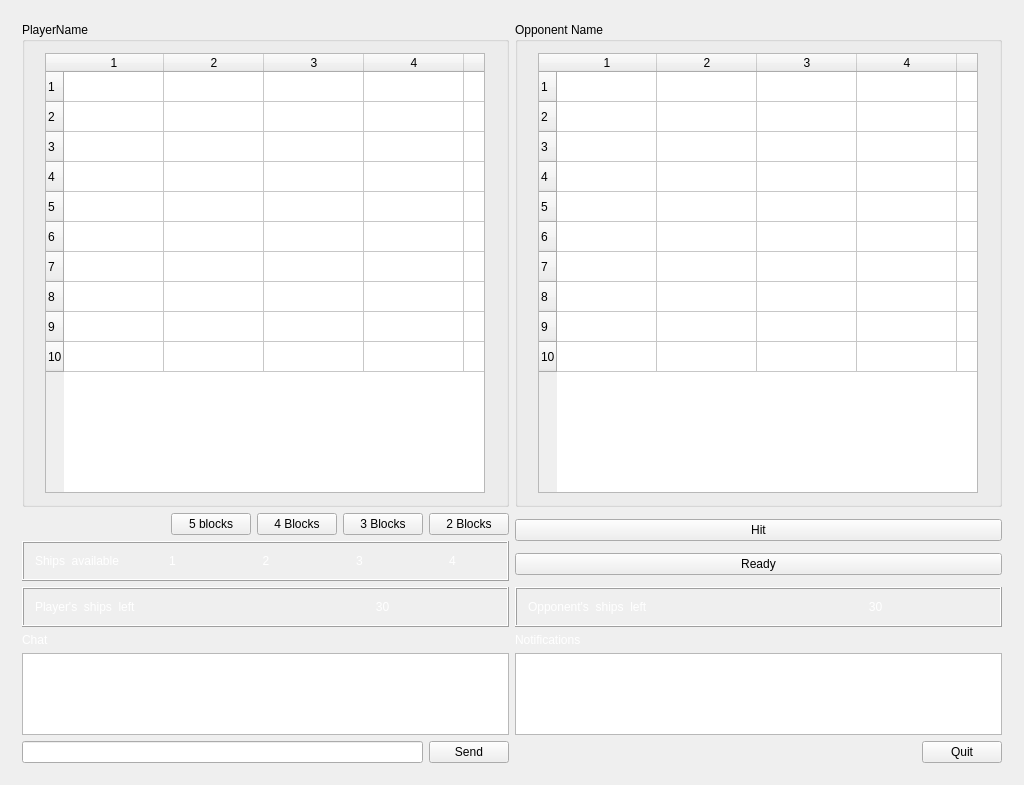
Before: the Qt Designer form src/CBattleshipp/mainwindow.ui in MATF-RS19/RS022-cbattleshipp, drawn with Qt 5.
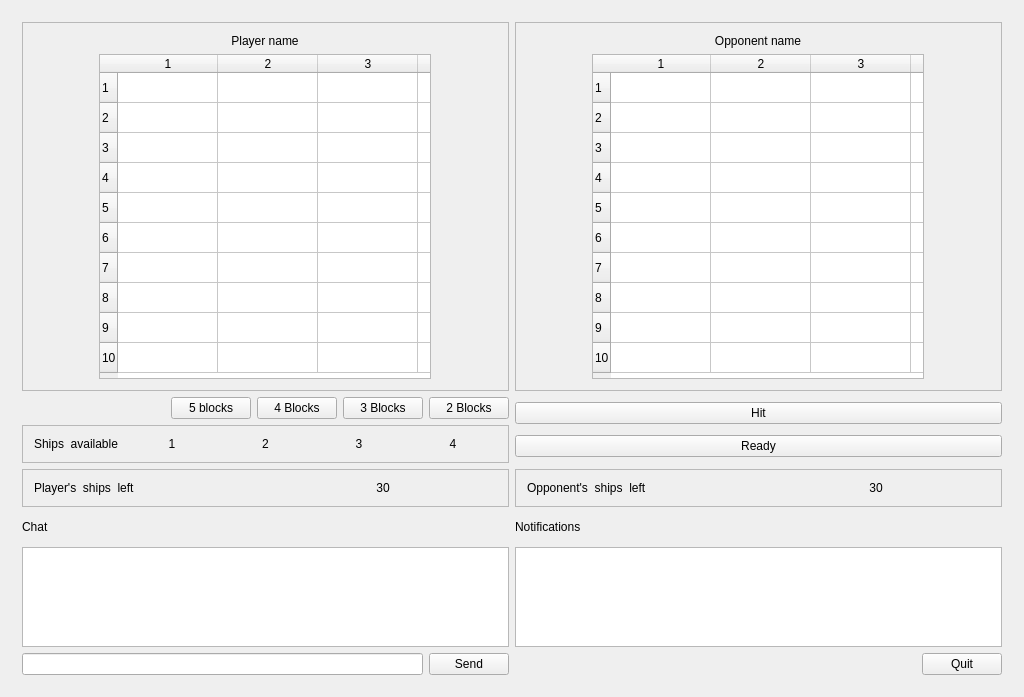
After: the same form once the commit is applied. The open tabs and pages were chosen to show the change.

What changed in the file:
```diff
--- a/src/CBattleshipp/mainwindow.ui
+++ b/src/CBattleshipp/mainwindow.ui
@@ -7,22 +7,34 @@
     <x>0</x>
     <y>0</y>
     <width>1024</width>
-    <height>785</height>
+    <height>697</height>
    </rect>
   </property>
-  <property name="minimumSize">
-   <size>
-    <width>1024</width>
-    <height>0</height>
-   </size>
+  <property name="sizePolicy">
+   <sizepolicy hsizetype="Minimum" vsizetype="Minimum">
+    <horstretch>0</horstretch>
+    <verstretch>0</verstretch>
+   </sizepolicy>
   </property>
   <property name="windowTitle">
    <string>cbattleshipp</string>
   </property>
   <widget class="QWidget" name="centralWidget">
-   <layout class="QGridLayout" name="gridLayout_8">
+   <property name="sizePolicy">
+    <sizepolicy hsizetype="Minimum" vsizetype="Minimum">
+     <horstretch>0</horstretch>
+     <verstretch>0</verstretch>
+    </sizepolicy>
+   </property>
+   <layout class="QGridLayout" name="gridLayout_4">
     <item row="0" column="0">
      <widget class="QStackedWidget" name="displayManager">
+      <property name="sizePolicy">
+       <sizepolicy hsizetype="Minimum" vsizetype="Minimum">
+        <horstretch>0</horstretch>
+        <verstretch>0</verstretch>
+       </sizepolicy>
+      </property>
       <widget class="QWidget" name="welcomeScreen">
        <layout class="QVBoxLayout" name="verticalLayout_2">
         <item>
@@ -40,8 +52,7 @@
              </font>
             </property>
             <property name="styleSheet">
-             <string notr="true">color: rgb(255, 255, 255);
-</string>
+             <string notr="true"/>
             </property>
             <property name="text">
              <string>Server IP</string>
@@ -96,7 +107,7 @@
            </font>
           </property>
           <property name="styleSheet">
-           <string notr="true">color: rgb(255, 255, 255);</string>
+           <string notr="true"/>
           </property>
           <property name="text">
            <string>cbattleshipp</string>
@@ -148,7 +159,7 @@
                  </font>
                 </property>
                 <property name="styleSheet">
-                 <string notr="true">color:rgb(255, 255, 255)</string>
+                 <string notr="true"/>
                 </property>
                 <property name="text">
                  <string>Player name</string>
@@ -240,61 +251,30 @@
           </item>
          </layout>
         </item>
-        <item row="5" column="0">
-         <widget class="QLabel" name="laChat">
-          <property name="styleSheet">
-           <string notr="true">color: rgb(255, 255, 255);</string>
-          </property>
-          <property name="text">
-           <string>Chat</string>
-          </property>
-         </widget>
-        </item>
-        <item row="6" column="0">
-         <widget class="QTextEdit" name="teChat">
-          <property name="readOnly">
-           <bool>true</bool>
-          </property>
-         </widget>
-        </item>
-        <item row="7" column="1">
-         <layout class="QHBoxLayout" name="horizontalLayout_5">
-          <item>
-           <spacer name="horizontalSpacer_8">
-            <property name="orientation">
-             <enum>Qt::Horizontal</enum>
-            </property>
-            <property name="sizeHint" stdset="0">
-             <size>
-              <width>40</width>
-              <height>20</height>
-             </size>
-            </property>
-           </spacer>
-          </item>
-          <item>
-           <widget class="QPushButton" name="quitButton">
-            <property name="text">
-             <string>Quit</string>
-            </property>
-           </widget>
-          </item>
-         </layout>
-        </item>
         <item row="5" column="1">
          <widget class="QLabel" name="laNotifications">
           <property name="styleSheet">
-           <string notr="true">color: rgb(255, 255, 255);</string>
+           <string notr="true"/>
           </property>
           <property name="text">
            <string>Notifications</string>
           </property>
          </widget>
         </item>
+        <item row="5" column="0">
+         <widget class="QLabel" name="laChat">
+          <property name="styleSheet">
+           <string notr="true"/>
+          </property>
+          <property name="text">
+           <string>Chat</string>
+          </property>
+         </widget>
+        </item>
         <item row="4" column="1">
          <widget class="QFrame" name="frame">
           <property name="frameShape">
-           <enum>QFrame::Box</enum>
+           <enum>QFrame::StyledPanel</enum>
           </property>
           <property name="frameShadow">
            <enum>QFrame::Raised</enum>
@@ -305,7 +285,7 @@
              <item row="1" column="0">
               <widget class="QLabel" name="laOpponentShips">
                <property name="styleSheet">
-                <string notr="true">color: rgb(255, 255, 255);</string>
+                <string notr="true"/>
                </property>
                <property name="text">
                 <string>Opponent's  ships  left</string>
@@ -315,7 +295,7 @@
              <item row="1" column="1">
               <widget class="QLabel" name="laOpponentShipsLeft">
                <property name="styleSheet">
-                <string notr="true">color: rgb(255, 255, 255);</string>
+                <string notr="true"/>
                </property>
                <property name="text">
                 <string>30</string>
@@ -333,7 +313,7 @@
         <item row="4" column="0">
          <widget class="QFrame" name="frame_2">
           <property name="frameShape">
-           <enum>QFrame::Box</enum>
+           <enum>QFrame::StyledPanel</enum>
           </property>
           <property name="frameShadow">
            <enum>QFrame::Raised</enum>
@@ -342,7 +322,7 @@
            <item>
             <widget class="QLabel" name="laPlayersShips">
              <property name="styleSheet">
-              <string notr="true">color: rgb(255, 255, 255);</string>
+              <string notr="true"/>
              </property>
              <property name="text">
               <string>Player's  ships  left</string>
@@ -352,7 +332,7 @@
            <item>
             <widget class="QLabel" name="laPlayerShipsLeft">
              <property name="styleSheet">
-              <string notr="true">color: rgb(255, 255, 255);</string>
+              <string notr="true"/>
              </property>
              <property name="text">
               <string>30</string>
@@ -365,6 +345,25 @@
           </layout>
          </widget>
         </item>
+        <item row="6" column="0">
+         <widget class="QTextEdit" name="teChat">
+          <property name="sizePolicy">
+           <sizepolicy hsizetype="Expanding" vsizetype="Minimum">
+            <horstretch>0</horstretch>
+            <verstretch>0</verstretch>
+           </sizepolicy>
+          </property>
+          <property name="maximumSize">
+           <size>
+            <width>16777215</width>
+            <height>100</height>
+           </size>
+          </property>
+          <property name="readOnly">
+           <bool>true</bool>
+          </property>
+         </widget>
+        </item>
         <item row="7" column="0">
          <layout class="QHBoxLayout" name="horizontalLayout_3">
           <item>
@@ -379,16 +378,46 @@
           </item>
          </layout>
         </item>
+        <item row="7" column="1">
+         <layout class="QHBoxLayout" name="horizontalLayout_5">
+          <item>
+           <spacer name="horizontalSpacer_8">
+            <property name="orientation">
+             <enum>Qt::Horizontal</enum>
+            </property>
+            <property name="sizeHint" stdset="0">
+             <size>
+              <width>40</width>
+              <height>20</height>
+             </size>
+            </property>
+           </spacer>
+          </item>
+          <item>
+           <widget class="QPushButton" name="quitButton">
+            <property name="text">
+             <string>Quit</string>
+            </property>
+           </widget>
+          </item>
+         </layout>
+        </item>
         <item row="6" column="1">
          <layout class="QVBoxLayout" name="verticalLayout_4">
           <item>
            <widget class="QTextEdit" name="teNotifications">
             <property name="sizePolicy">
-             <sizepolicy hsizetype="Expanding" vsizetype="Expanding">
+             <sizepolicy hsizetype="Expanding" vsizetype="Minimum">
               <horstretch>0</horstretch>
               <verstretch>0</verstretch>
              </sizepolicy>
             </property>
+            <property name="maximumSize">
+             <size>
+              <width>16777215</width>
+              <height>100</height>
+             </size>
+            </property>
             <property name="undoRedoEnabled">
              <bool>false</bool>
             </property>
@@ -402,311 +431,12 @@
           </item>
          </layout>
         </item>
-        <item row="0" column="0" colspan="2">
-         <layout class="QHBoxLayout" name="horizontalLayout_4">
-          <item>
-           <widget class="QGroupBox" name="playerBox">
-            <property name="title">
-             <string>PlayerName</string>
-            </property>
-            <layout class="QGridLayout" name="gridLayout_5">
-             <item row="0" column="0">
-              <widget class="QTableWidget" name="playerShips">
-               <property name="minimumSize">
-                <size>
-                 <width>440</width>
-                 <height>440</height>
-                </size>
-               </property>
-               <property name="maximumSize">
-                <size>
-                 <width>440</width>
-                 <height>440</height>
-                </size>
-               </property>
-               <property name="frameShape">
-                <enum>QFrame::StyledPanel</enum>
-               </property>
-               <property name="verticalScrollBarPolicy">
-                <enum>Qt::ScrollBarAlwaysOff</enum>
-               </property>
-               <property name="horizontalScrollBarPolicy">
-                <enum>Qt::ScrollBarAlwaysOff</enum>
-               </property>
-               <property name="sizeAdjustPolicy">
-                <enum>QAbstractScrollArea::AdjustToContents</enum>
-               </property>
-               <property name="autoScroll">
-                <bool>false</bool>
-               </property>
-               <property name="editTriggers">
-                <set>QAbstractItemView::NoEditTriggers</set>
-               </property>
-               <property name="selectionMode">
-                <enum>QAbstractItemView::NoSelection</enum>
-               </property>
-               <property name="textElideMode">
-                <enum>Qt::ElideLeft</enum>
-               </property>
-               <row>
-                <property name="text">
-                 <string>1</string>
-                </property>
-               </row>
-               <row>
-                <property name="text">
-                 <string>2</string>
-                </property>
-               </row>
-               <row>
-                <property name="text">
-                 <string>3</string>
-                </property>
-               </row>
-               <row>
-                <property name="text">
-                 <string>4</string>
-                </property>
-               </row>
-               <row>
-                <property name="text">
-                 <string>5</string>
-                </property>
-               </row>
-               <row>
-                <property name="text">
-                 <string>6</string>
-                </property>
-               </row>
-               <row>
-                <property name="text">
-                 <string>7</string>
-                </property>
-               </row>
-               <row>
-                <property name="text">
-                 <string>8</string>
-                </property>
-               </row>
-               <row>
-                <property name="text">
-                 <string>9</string>
-                </property>
-               </row>
-               <row>
-                <property name="text">
-                 <string>10</string>
-                </property>
-               </row>
-               <column>
-                <property name="text">
-                 <string>1</string>
-                </property>
-               </column>
-               <column>
-                <property name="text">
-                 <string>2</string>
-                </property>
-               </column>
-               <column>
-                <property name="text">
-                 <string>3</string>
-                </property>
-               </column>
-               <column>
-                <property name="text">
-                 <string>4</string>
-                </property>
-               </column>
-               <column>
-                <property name="text">
-                 <string>5</string>
-                </property>
-               </column>
-               <column>
-                <property name="text">
-                 <string>6</string>
-                </property>
-               </column>
-               <column>
-                <property name="text">
-                 <string>7</string>
-                </property>
-               </column>
-               <column>
-                <property name="text">
-                 <string>8</string>
-                </property>
-               </column>
-               <column>
-                <property name="text">
-                 <string>9</string>
-                </property>
-               </column>
-               <column>
-                <property name="text">
-                 <string>10</string>
-                </property>
-               </column>
-              </widget>
-             </item>
-            </layout>
-           </widget>
-          </item>
-          <item>
-           <widget class="QGroupBox" name="opponentBox">
-            <property name="title">
-             <string>Opponent Name</string>
-            </property>
-            <layout class="QGridLayout" name="gridLayout_4">
-             <item row="0" column="0">
-              <widget class="QTableWidget" name="opponentShips">
-               <property name="minimumSize">
-                <size>
-                 <width>440</width>
-                 <height>440</height>
-                </size>
-               </property>
-               <property name="maximumSize">
-                <size>
-                 <width>440</width>
-                 <height>440</height>
-                </size>
-               </property>
-               <property name="verticalScrollBarPolicy">
-                <enum>Qt::ScrollBarAlwaysOff</enum>
-               </property>
-               <property name="horizontalScrollBarPolicy">
-                <enum>Qt::ScrollBarAlwaysOff</enum>
-               </property>
-               <property name="sizeAdjustPolicy">
-                <enum>QAbstractScrollArea::AdjustToContents</enum>
-               </property>
-               <property name="autoScroll">
-                <bool>false</bool>
-               </property>
-               <property name="editTriggers">
-                <set>QAbstractItemView::NoEditTriggers</set>
-               </property>
-               <property name="selectionMode">
-                <enum>QAbstractItemView::NoSelection</enum>
-               </property>
-               <property name="textElideMode">
-                <enum>Qt::ElideLeft</enum>
-               </property>
-               <row>
-                <property name="text">
-                 <string>1</string>
-                </property>
-               </row>
-               <row>
-                <property name="text">
-                 <string>2</string>
-                </property>
-               </row>
-               <row>
-                <property name="text">
-                 <string>3</string>
-                </property>
-               </row>
-               <row>
-                <property name="text">
-                 <string>4</string>
-                </property>
-               </row>
-               <row>
-                <property name="text">
-                 <string>5</string>
-                </property>
-               </row>
-               <row>
-                <property name="text">
-                 <string>6</string>
-                </property>
-               </row>
-               <row>
-                <property name="text">
-                 <string>7</string>
-                </property>
-               </row>
-               <row>
-                <property name="text">
-                 <string>8</string>
-                </property>
-               </row>
-               <row>
-                <property name="text">
-                 <string>9</string>
-                </property>
-               </row>
-               <row>
-                <property name="text">
-                 <string>10</string>
-                </property>
-               </row>
-               <column>
-                <property name="text">
-                 <string>1</string>
-                </property>
-               </column>
-               <column>
-                <property name="text">
-                 <string>2</string>
-                </property>
-               </column>
-               <column>
-                <property name="text">
-                 <string>3</string>
-                </property>
-               </column>
-               <column>
-                <property name="text">
-                 <string>4</string>
-                </property>
-               </column>
-               <column>
-                <property name="text">
-                 <string>5</string>
-                </property>
-               </column>
-               <column>
-                <property name="text">
-                 <string>6</string>
-                </property>
-               </column>
-               <column>
-                <property name="text">
-                 <string>7</string>
-                </property>
-               </column>
-               <column>
-                <property name="text">
-                 <string>8</string>
-                </property>
-               </column>
-               <column>
-                <property name="text">
-                 <string>9</string>
-                </property>
-               </column>
-               <column>
-                <property name="text">
-                 <string>10</string>
-                </property>
-               </column>
-              </widget>
-             </item>
-            </layout>
-           </widget>
-          </item>
-         </layout>
-        </item>
         <item row="1" column="0">
          <layout class="QGridLayout" name="gridLayout_2">
           <item row="1" column="0" colspan="2">
            <widget class="QFrame" name="frame_3">
             <property name="frameShape">
-             <enum>QFrame::Box</enum>
+             <enum>QFrame::StyledPanel</enum>
             </property>
             <property name="frameShadow">
              <enum>QFrame::Raised</enum>
@@ -715,7 +445,7 @@
              <item>
               <widget class="QLabel" name="laAvailableShips">
                <property name="styleSheet">
-                <string notr="true">color: rgb(255, 255, 255);</string>
+                <string notr="true"/>
                </property>
                <property name="text">
                 <string>Ships  available </string>
@@ -725,7 +455,7 @@
              <item>
               <widget class="QLabel" name="countSize5">
                <property name="styleSheet">
-                <string notr="true">color: rgb(255, 255, 255);</string>
+                <string notr="true"/>
                </property>
                <property name="text">
                 <string>1</string>
@@ -738,7 +468,7 @@
              <item>
               <widget class="QLabel" name="countSize4">
                <property name="styleSheet">
-                <string notr="true">color: rgb(255, 255, 255);</string>
+                <string notr="true"/>
                </property>
                <property name="text">
                 <string>2</string>
@@ -751,7 +481,7 @@
              <item>
               <widget class="QLabel" name="countSize3">
                <property name="styleSheet">
-                <string notr="true">color: rgb(255, 255, 255);</string>
+                <string notr="true"/>
                </property>
                <property name="text">
                 <string>3</string>
@@ -764,7 +494,7 @@
              <item>
               <widget class="QLabel" name="countSize2">
                <property name="styleSheet">
-                <string notr="true">color: rgb(255, 255, 255);</string>
+                <string notr="true"/>
                </property>
                <property name="text">
                 <string>4</string>
@@ -824,6 +554,372 @@
           </item>
          </layout>
         </item>
+        <item row="0" column="0">
+         <widget class="QFrame" name="frame_4">
+          <property name="sizePolicy">
+           <sizepolicy hsizetype="Preferred" vsizetype="Minimum">
+            <horstretch>0</horstretch>
+            <verstretch>0</verstretch>
+           </sizepolicy>
+          </property>
+          <property name="frameShape">
+           <enum>QFrame::StyledPanel</enum>
+          </property>
+          <property name="frameShadow">
+           <enum>QFrame::Raised</enum>
+          </property>
+          <property name="lineWidth">
+           <number>1</number>
+          </property>
+          <layout class="QGridLayout" name="gridLayout_5">
+           <item row="0" column="0">
+            <widget class="QLabel" name="laTablePlayerName">
+             <property name="sizePolicy">
+              <sizepolicy hsizetype="Preferred" vsizetype="Minimum">
+               <horstretch>0</horstretch>
+               <verstretch>0</verstretch>
+              </sizepolicy>
+             </property>
+             <property name="text">
+              <string>Player name</string>
+             </property>
+             <property name="alignment">
+              <set>Qt::AlignCenter</set>
+             </property>
+            </widget>
+           </item>
+           <item row="1" column="0">
+            <widget class="QTableWidget" name="playerShips">
+             <property name="sizePolicy">
+              <sizepolicy hsizetype="Expanding" vsizetype="Minimum">
+               <horstretch>0</horstretch>
+               <verstretch>0</verstretch>
+              </sizepolicy>
+             </property>
+             <property name="minimumSize">
+              <size>
+               <width>332</width>
+               <height>325</height>
+              </size>
+             </property>
+             <property name="maximumSize">
+              <size>
+               <width>332</width>
+               <height>325</height>
+              </size>
+             </property>
+             <property name="frameShape">
+              <enum>QFrame::StyledPanel</enum>
+             </property>
+             <property name="verticalScrollBarPolicy">
+              <enum>Qt::ScrollBarAlwaysOff</enum>
+             </property>
+             <property name="horizontalScrollBarPolicy">
+              <enum>Qt::ScrollBarAlwaysOff</enum>
+             </property>
+             <property name="sizeAdjustPolicy">
+              <enum>QAbstractScrollArea::AdjustToContents</enum>
+             </property>
+             <property name="autoScroll">
+              <bool>false</bool>
+             </property>
+             <property name="editTriggers">
+              <set>QAbstractItemView::NoEditTriggers</set>
+             </property>
+             <property name="selectionMode">
+              <enum>QAbstractItemView::NoSelection</enum>
+             </property>
+             <property name="textElideMode">
+              <enum>Qt::ElideLeft</enum>
+             </property>
+             <property name="gridStyle">
+              <enum>Qt::SolidLine</enum>
+             </property>
+             <row>
+              <property name="text">
+               <string>1</string>
+              </property>
+             </row>
+             <row>
+              <property name="text">
+               <string>2</string>
+              </property>
+             </row>
+             <row>
+              <property name="text">
+               <string>3</string>
+              </property>
+             </row>
+             <row>
+              <property name="text">
+               <string>4</string>
+              </property>
+             </row>
+             <row>
+              <property name="text">
+               <string>5</string>
+              </property>
+             </row>
+             <row>
+              <property name="text">
+               <string>6</string>
+              </property>
+             </row>
+             <row>
+              <property name="text">
+               <string>7</string>
+              </property>
+             </row>
+             <row>
+              <property name="text">
+               <string>8</string>
+              </property>
+             </row>
+             <row>
+              <property name="text">
+               <string>9</string>
+              </property>
+             </row>
+             <row>
+              <property name="text">
+               <string>10</string>
+              </property>
+             </row>
+             <column>
+              <property name="text">
+               <string>1</string>
+              </property>
+             </column>
+             <column>
+              <property name="text">
+               <string>2</string>
+              </property>
+             </column>
+             <column>
+              <property name="text">
+               <string>3</string>
+              </property>
+             </column>
+             <column>
+              <property name="text">
+               <string>4</string>
+              </property>
+             </column>
+             <column>
+              <property name="text">
+               <string>5</string>
+              </property>
+             </column>
+             <column>
+              <property name="text">
+               <string>6</string>
+              </property>
+             </column>
+             <column>
+              <property name="text">
+               <string>7</string>
+              </property>
+             </column>
+             <column>
+              <property name="text">
+               <string>8</string>
+              </property>
+             </column>
+             <column>
+              <property name="text">
+               <string>9</string>
+              </property>
+             </column>
+             <column>
+              <property name="text">
+               <string>10</string>
+              </property>
+             </column>
+            </widget>
+           </item>
+          </layout>
+         </widget>
+        </item>
+        <item row="0" column="1">
+         <widget class="QFrame" name="frame_5">
+          <property name="sizePolicy">
+           <sizepolicy hsizetype="Preferred" vsizetype="Minimum">
+            <horstretch>0</horstretch>
+            <verstretch>0</verstretch>
+           </sizepolicy>
+          </property>
+          <property name="frameShape">
+           <enum>QFrame::StyledPanel</enum>
+          </property>
+          <property name="frameShadow">
+           <enum>QFrame::Raised</enum>
+          </property>
+          <layout class="QGridLayout" name="gridLayout_8">
+           <item row="0" column="0">
+            <widget class="QLabel" name="laTableOpponentName">
+             <property name="sizePolicy">
+              <sizepolicy hsizetype="Preferred" vsizetype="Minimum">
+               <horstretch>0</horstretch>
+               <verstretch>0</verstretch>
+              </sizepolicy>
+             </property>
+             <property name="text">
+              <string>Opponent name</string>
+             </property>
+             <property name="alignment">
+              <set>Qt::AlignCenter</set>
+             </property>
+            </widget>
+           </item>
+           <item row="1" column="0">
+            <widget class="QTableWidget" name="opponentShips">
+             <property name="sizePolicy">
+              <sizepolicy hsizetype="Expanding" vsizetype="Minimum">
+               <horstretch>0</horstretch>
+               <verstretch>0</verstretch>
+              </sizepolicy>
+             </property>
+             <property name="minimumSize">
+              <size>
+               <width>332</width>
+               <height>325</height>
+              </size>
+             </property>
+             <property name="maximumSize">
+              <size>
+               <width>332</width>
+               <height>325</height>
+              </size>
+             </property>
+             <property name="verticalScrollBarPolicy">
+              <enum>Qt::ScrollBarAlwaysOff</enum>
+             </property>
+             <property name="horizontalScrollBarPolicy">
+              <enum>Qt::ScrollBarAlwaysOff</enum>
+             </property>
+             <property name="sizeAdjustPolicy">
+              <enum>QAbstractScrollArea::AdjustToContents</enum>
+             </property>
+             <property name="autoScroll">
+              <bool>false</bool>
+             </property>
+             <property name="editTriggers">
+              <set>QAbstractItemView::NoEditTriggers</set>
+             </property>
+             <property name="selectionMode">
+              <enum>QAbstractItemView::NoSelection</enum>
+             </property>
+             <property name="textElideMode">
+              <enum>Qt::ElideLeft</enum>
+             </property>
+             <property name="gridStyle">
+              <enum>Qt::SolidLine</enum>
+             </property>
+             <row>
+              <property name="text">
+               <string>1</string>
+              </property>
+             </row>
+             <row>
+              <property name="text">
+               <string>2</string>
+              </property>
+             </row>
+             <row>
+              <property name="text">
+               <string>3</string>
+              </property>
+             </row>
+             <row>
+              <property name="text">
+               <string>4</string>
+              </property>
+             </row>
+             <row>
+              <property name="text">
+               <string>5</string>
+              </property>
+             </row>
+             <row>
+              <property name="text">
+               <string>6</string>
+              </property>
+             </row>
+             <row>
+              <property name="text">
+               <string>7</string>
+              </property>
+             </row>
+             <row>
+              <property name="text">
+               <string>8</string>
+              </property>
+             </row>
+             <row>
+              <property name="text">
+               <string>9</string>
+              </property>
+             </row>
+             <row>
+              <property name="text">
+               <string>10</string>
+              </property>
+             </row>
+             <column>
+              <property name="text">
+               <string>1</string>
+              </property>
+             </column>
+             <column>
+              <property name="text">
+               <string>2</string>
+              </property>
+             </column>
+             <column>
+              <property name="text">
+               <string>3</string>
+              </property>
+             </column>
+             <column>
+              <property name="text">
+               <string>4</string>
+              </property>
+             </column>
+             <column>
+              <property name="text">
+               <string>5</string>
+              </property>
+             </column>
+             <column>
+              <property name="text">
+               <string>6</string>
+              </property>
+             </column>
+             <column>
+              <property name="text">
+               <string>7</string>
+              </property>
+             </column>
+             <column>
+              <property name="text">
+               <string>8</string>
+              </property>
+             </column>
+             <column>
+              <property name="text">
+               <string>9</string>
+              </property>
+             </column>
+             <column>
+              <property name="text">
+               <string>10</string>
+              </property>
+             </column>
+            </widget>
+           </item>
+          </layout>
+         </widget>
+        </item>
        </layout>
       </widget>
      </widget>
```
